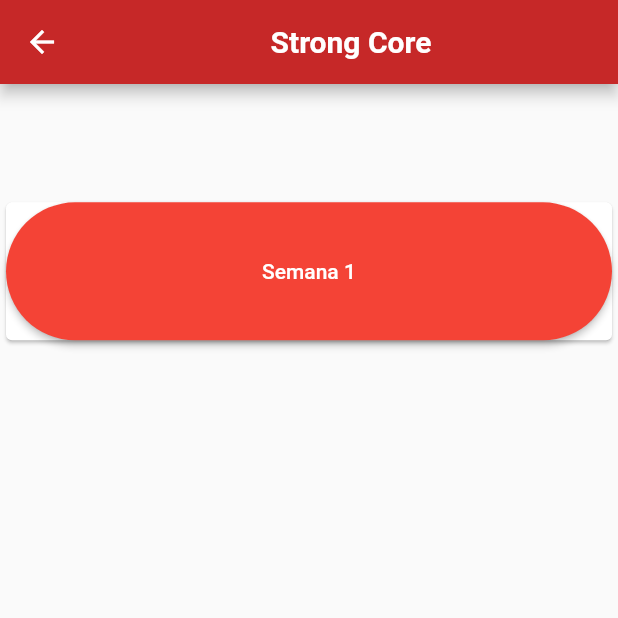
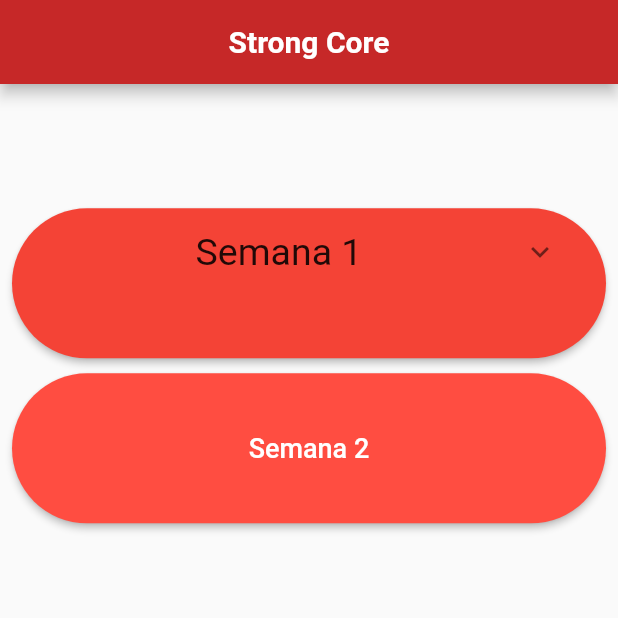
Before and after one commit to lucasjose256/Strong_CoreV1, a Flutter app: the Semanas screen opened directly, on a phone screen of 412 x 824 dp, the top half of it. Run offline on Flutter 3.47's test engine with Material 2 defaults, Android fonts, the phone set to English and light mode, and no system bars; our stand-ins replace cloud_firestore, firebase_auth, firebase_core, google_sign_in; missing offline and left inert: firebase_auth_web, firebase_core_web, google_sign_in_web, splash_screen_view; accounts and stored records are empty; network calls fail; Roboto replaces fonts that are missing (Comfortaa).

```diff
--- a/lib/SCREENS/screen_semanas.dart
+++ b/lib/SCREENS/screen_semanas.dart
@@ -12,8 +12,11 @@ class Semanas extends StatefulWidget {
 class _SemanasState extends State<Semanas> {
   @override
   Widget build(BuildContext context) {
-    return Scaffold(
+    return WillPopScope(
+      onWillPop: () => Future.value(false),
+      child: Scaffold(
         appBar: AppBar(
+          automaticallyImplyLeading: false,
           backgroundColor: Colors.red[800],
           title: const Center(
             child: Text('Strong Core',
@@ -24,6 +27,7 @@ class _SemanasState extends State<Semanas> {
           ),
         ),
         body: ListView(
+          padding: EdgeInsets.all(8),
           physics: const BouncingScrollPhysics(
               parent: AlwaysScrollableScrollPhysics()),
           children: [
@@ -32,11 +36,21 @@ class _SemanasState extends State<Semanas> {
             ),
             Container(
               height: 100,
-            child: Card(
-              borderOnForeground: true,
-              semanticContainer: true,
               child: ElevatedButton(
-                child: const Text('Semana 1', style: TextStyle(fontSize: 14)),
+                child: Column(
+                  children: [
+                    ExpansionTile(
+                      title: Text(
+                        'Semana 1',
+                        style: TextStyle(
+                          fontSize: 25,
+                          fontFamily: 'Comfortaa',
+                        ),
+                        textAlign: TextAlign.center,
+                      ),
+                    ),
+                  ],
+                ),
                 style: ButtonStyle(
                   foregroundColor:
                       MaterialStateProperty.all<Color>(Colors.white),
@@ -50,8 +64,29 @@ class _SemanasState extends State<Semanas> {
                 onPressed: () {},
               ),
             ),
+            SizedBox(
+              height: 10,
+            ),
+            Container(
+              height: 100,
+              child: ElevatedButton(
+                child: const Text('Semana 2', style: TextStyle(fontSize: 18)),
+                style: ButtonStyle(
+                  foregroundColor:
+                      MaterialStateProperty.all<Color>(Colors.white),
+                  backgroundColor: MaterialStateProperty.all<Color>(
+                      Color.fromARGB(255, 255, 77, 65)),
+                  shape: MaterialStateProperty.all<RoundedRectangleBorder>(
+                    const RoundedRectangleBorder(
+                      borderRadius: BorderRadius.all(Radius.circular(50)),
+                    ),
+                  ),
+                ),
+                onPressed: () {},
+              ),
             ),
           ],
+        ),
       ),
     );
   }
--- a/pubspec.yaml
+++ b/pubspec.yaml
@@ -60,6 +60,8 @@ flutter_native_splash:
    ios: true
 
 
+
+
 dev_dependencies:
   flutter_test:
     sdk: flutter
@@ -86,7 +88,7 @@ flutter:
   assets:
   - Assets/images/ball.png
   - Assets/images/loginPage.png
-
+  - Assets/images/corpoHumano.png
 
   # An image asset can refer to one or more resolution-specific "variants", see
   # https://flutter.dev/assets-and-images/#resolution-aware.
```
Also changed, not shown: lib/API/hero_dialog_route.dart (added, +50 -0 lines), lib/SCREENS/basic_questions.dart (+28 -14 lines), lib/SCREENS/corpo_humano.dart (added, +51 -0 lines), lib/SCREENS/provisoria.dart (added, +17 -0 lines), lib/SCREENS/questions.dart (+21 -4 lines), lib/SCREENS/sing_up_Page.dart (+6 -4 lines), lib/main.dart (+12 -7 lines), lib/style/add_pop_up_card.dart (added, +120 -0 lines), lib/style/custom_rect_tween.dart (added, +27 -0 lines), Assets/images/corpoHumano.png (added). Lines whose indentation alone changed are shown as unchanged.
